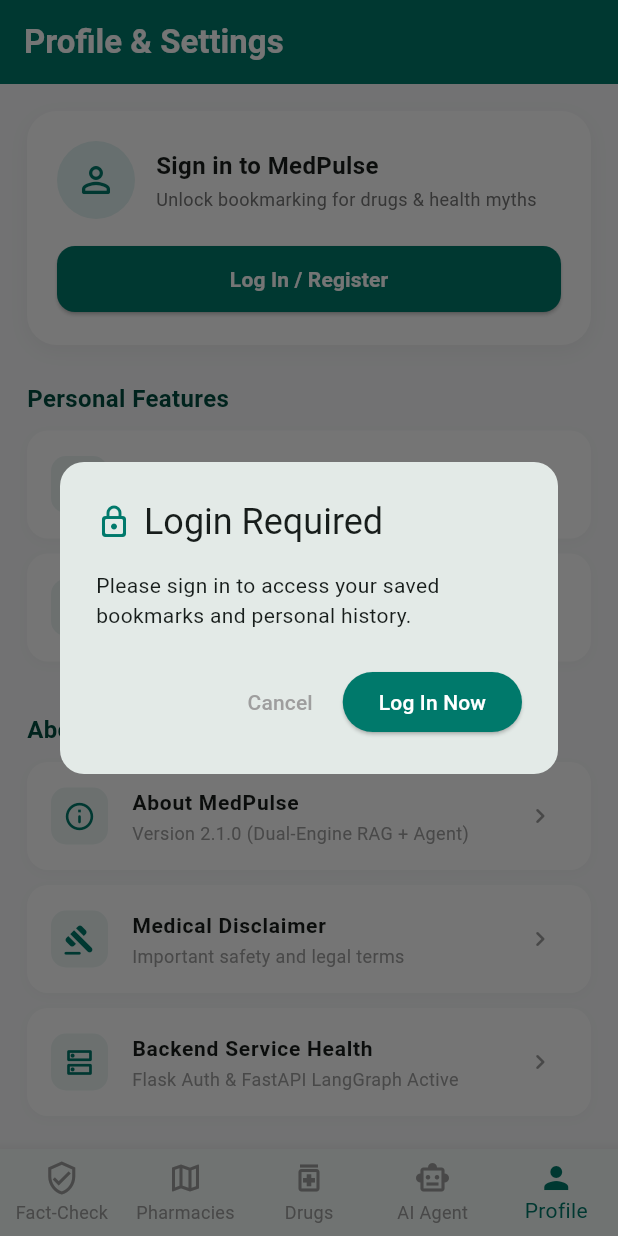
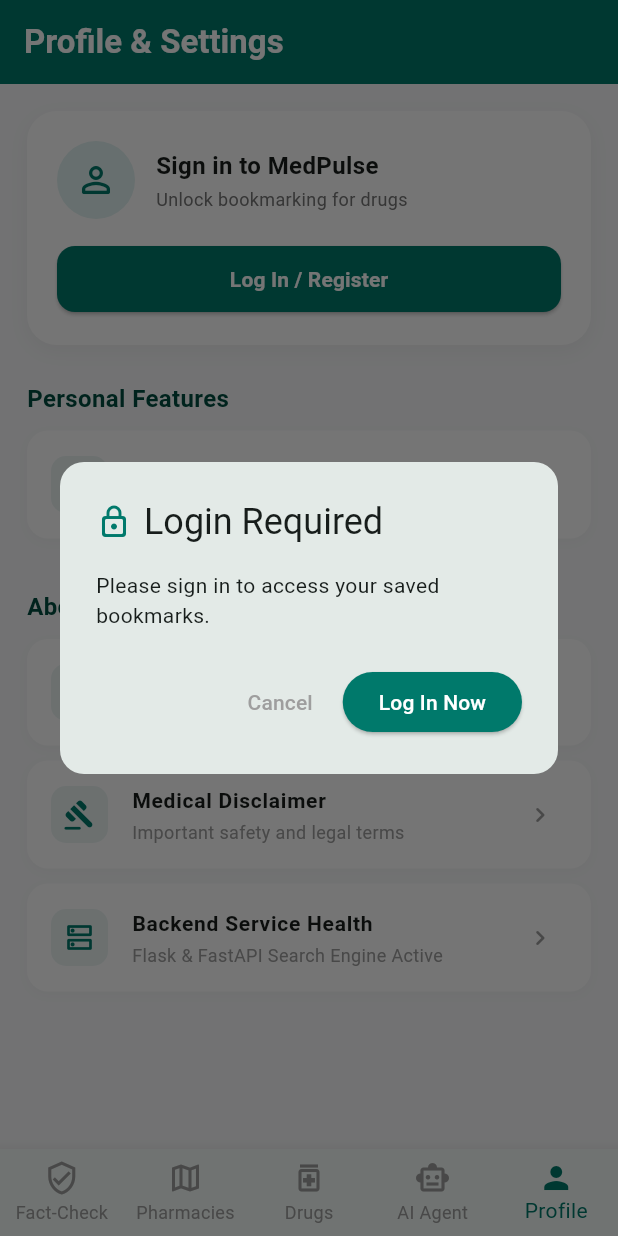
Before and after one commit to ylin1202/medpulse, a Flutter app: the screen it shows after launch, item 5 of the bottom bar chosen, after a tap on "My Bookmarks", on a phone screen of 412 x 824 dp. Run offline on Flutter 3.47's test engine with Material 3 defaults, Android fonts, the phone set to English and light mode, and no system bars; our stand-ins replace dio, flutter_dotenv, google_maps_flutter, shared_preferences; network calls fail; statements that could not run were skipped.

Commit message:
style(profile): refine profile screen UI design and layout

```diff
--- a/medpulse_flutter/lib/features/profile/presentation/profile_screen.dart
+++ b/medpulse_flutter/lib/features/profile/presentation/profile_screen.dart
@@ -1,5 +1,6 @@
 import 'package:flutter/material.dart';
 import '../../../core/auth/auth_service.dart';
+import '../../favorite/presentation/favorite_screen.dart';
 import 'auth_modal.dart';
 
 class ProfileScreen extends StatefulWidget {
@@ -17,33 +18,51 @@
   @override
   void initState() {
     super.initState();
+    // 1. 監聽全域登入狀態：一旦在藥物頁或任何地方登入/登出，立刻刷新 Profile 頁面
+    AuthService.authState.addListener(_onAuthStatusChanged);
     _checkAuthStatus();
   }
 
-  /// 檢查本地登入狀態
+  @override
+  void dispose() {
+    // 2. 銷毀時移除監聽，避免記憶體洩漏
+    AuthService.authState.removeListener(_onAuthStatusChanged);
+    super.dispose();
+  }
+
+  /// 當全域登入狀態改變時觸發
+  void _onAuthStatusChanged() {
+    _checkAuthStatus();
+  }
+
+  /// 檢查本地登入狀態並更新 Profile 資訊
   Future<void> _checkAuthStatus() async {
     final loggedIn = await AuthService().isLoggedIn();
     if (loggedIn) {
       final profile = await AuthService().getUserProfile();
+      if (mounted) {
         setState(() {
           _isLoggedIn = true;
           _username = profile['username'] ?? 'User';
           _email = profile['email'] ?? '';
         });
+      }
     } else {
+      if (mounted) {
         setState(() {
           _isLoggedIn = false;
+          _username = '';
+          _email = '';
         });
       }
     }
+  }
 
-  /// 開啟 Auth 對話框
+  // 開啟 Auth 對話框
   void _openAuthModal() {
     showDialog(
       context: context,
-      builder: (context) => AuthModal(
-        onAuthSuccess: _checkAuthStatus,
-      ),
+      builder: (context) => AuthModal(onAuthSuccess: _checkAuthStatus),
     );
   }
 
@@ -52,7 +71,10 @@
     return Scaffold(
       backgroundColor: const Color(0xFFF8F9FA),
       appBar: AppBar(
-        title: const Text('Profile & Settings', style: TextStyle(fontWeight: FontWeight.bold)),
+        title: const Text(
+          'Profile & Settings',
+          style: TextStyle(fontWeight: FontWeight.bold),
+        ),
         backgroundColor: const Color(0xFF00796B),
         foregroundColor: Colors.white,
         elevation: 0,
@@ -69,47 +91,58 @@
             // 2. 收藏與歷史紀錄區塊 (需登入)
             const Text(
               'Personal Features',
-              style: TextStyle(fontSize: 16, fontWeight: FontWeight.bold, color: Color(0xFF004D40)),
+              style: TextStyle(
+                fontSize: 16,
+                fontWeight: FontWeight.bold,
+                color: Color(0xFF004D40),
+              ),
             ),
             const SizedBox(height: 10),
             _buildFeatureTile(
               icon: Icons.bookmark_outline_rounded,
               title: 'My Bookmarks',
-              subtitle: 'Saved drugs and verified fact-checks',
+              subtitle: 'Saved drugs',
               onTap: () {
                 if (!_isLoggedIn) {
                   _showLoginRequiredDialog();
                 } else {
-                  ScaffoldMessenger.of(context).showSnackBar(
-                    const SnackBar(content: Text('Opening Bookmarks...')),
+                  Navigator.push(
+                    context,
+                    MaterialPageRoute(
+                      builder: (context) => const FavoriteScreen(),
+                    ),
                   );
                 }
               },
             ),
-            _buildFeatureTile(
-              icon: Icons.history_rounded,
-              title: 'Search & Analysis History',
-              subtitle: 'Recent queries and clinical analysis logs',
-              onTap: () {
-                if (!_isLoggedIn) {
-                  _showLoginRequiredDialog();
-                } else {
-                  // TODO: 開啟歷史紀錄
-                }
-              },
-            ),
+            // _buildFeatureTile(
+            //   icon: Icons.history_rounded,
+            //   title: 'Search & Analysis History',
+            //   subtitle: 'Recent queries and clinical analysis logs',
+            //   onTap: () {
+            //     if (!_isLoggedIn) {
+            //       _showLoginRequiredDialog();
+            //     } else {
+            //       // TODO: 開啟歷史紀錄
+            //     }
+            //   },
+            // ),
             const SizedBox(height: 24),
 
             // 3. 系統資訊與免責聲明 (無需登入即可查看)
             const Text(
               'About & System',
-              style: TextStyle(fontSize: 16, fontWeight: FontWeight.bold, color: Color(0xFF004D40)),
+              style: TextStyle(
+                fontSize: 16,
+                fontWeight: FontWeight.bold,
+                color: Color(0xFF004D40),
+              ),
             ),
             const SizedBox(height: 10),
             _buildFeatureTile(
               icon: Icons.info_outline_rounded,
               title: 'About MedPulse',
-              subtitle: 'Version 2.1.0 (Dual-Engine RAG + Agent)',
+              subtitle: 'Version 2.1.0 (Dual-Engine RAG + Metric Search)',
               onTap: () => _showAboutDialog(),
             ),
             _buildFeatureTile(
@@ -121,10 +154,12 @@
             _buildFeatureTile(
               icon: Icons.dns_outlined,
               title: 'Backend Service Health',
-              subtitle: 'Flask Auth & FastAPI LangGraph Active',
+              subtitle: 'Flask & FastAPI Search Engine Active',
               onTap: () {
                 ScaffoldMessenger.of(context).showSnackBar(
-                  const SnackBar(content: Text('Flask (JWT) & FastAPI Services Running')),
+                  const SnackBar(
+                    content: Text('Flask & FastAPI Services Running'),
+                  ),
                 );
               },
             ),
@@ -136,15 +171,23 @@
                 width: double.infinity,
                 child: OutlinedButton.icon(
                   onPressed: () async {
-                    await AuthService().logout();
-                    _checkAuthStatus();
+                    await AuthService()
+                        .logout(); // 執行完 logout 後，authState 的廣播會自動將 _isLoggedIn 刷為 false
                   },
                   icon: const Icon(Icons.logout_rounded, color: Colors.red),
-                  label: const Text('Log Out', style: TextStyle(color: Colors.red, fontWeight: FontWeight.bold)),
+                  label: const Text(
+                    'Log Out',
+                    style: TextStyle(
+                      color: Colors.red,
+                      fontWeight: FontWeight.bold,
+                    ),
+                  ),
                   style: OutlinedButton.styleFrom(
                     side: const BorderSide(color: Colors.red),
                     padding: const EdgeInsets.symmetric(vertical: 12),
-                    shape: RoundedRectangleBorder(borderRadius: BorderRadius.circular(12)),
+                    shape: RoundedRectangleBorder(
+                      borderRadius: BorderRadius.circular(12),
+                    ),
                   ),
                 ),
               ),
@@ -175,8 +218,14 @@
                   radius: 30,
                   backgroundColor: const Color(0xFF00796B),
                   child: Text(
-                    _username.isNotEmpty ? _username.substring(0, 1).toUpperCase() : 'U',
-                    style: const TextStyle(fontSize: 24, color: Colors.white, fontWeight: FontWeight.bold),
+                    _username.isNotEmpty
+                        ? _username.substring(0, 1).toUpperCase()
+                        : 'U',
+                    style: const TextStyle(
+                      fontSize: 24,
+                      color: Colors.white,
+                      fontWeight: FontWeight.bold,
+                    ),
                   ),
                 ),
                 const SizedBox(width: 16),
@@ -184,9 +233,18 @@
                   child: Column(
                     crossAxisAlignment: CrossAxisAlignment.start,
                     children: [
-                      Text(_username, style: const TextStyle(fontSize: 18, fontWeight: FontWeight.bold)),
+                      Text(
+                        _username,
+                        style: const TextStyle(
+                          fontSize: 18,
+                          fontWeight: FontWeight.bold,
+                        ),
+                      ),
                       const SizedBox(height: 4),
-                      Text(_email, style: TextStyle(color: Colors.grey[600], fontSize: 13)),
+                      Text(
+                        _email,
+                        style: TextStyle(color: Colors.grey[600], fontSize: 13),
+                      ),
                     ],
                   ),
                 ),
@@ -199,16 +257,32 @@
                     CircleAvatar(
                       radius: 26,
                       backgroundColor: Colors.teal[50],
-                      child: const Icon(Icons.person_outline_rounded, color: Color(0xFF00796B), size: 28),
+                      child: const Icon(
+                        Icons.person_outline_rounded,
+                        color: Color(0xFF00796B),
+                        size: 28,
+                      ),
                     ),
                     const SizedBox(width: 14),
                     Expanded(
                       child: Column(
                         crossAxisAlignment: CrossAxisAlignment.start,
                         children: [
-                          const Text('Sign in to MedPulse', style: TextStyle(fontSize: 16, fontWeight: FontWeight.bold)),
+                          const Text(
+                            'Sign in to MedPulse',
+                            style: TextStyle(
+                              fontSize: 16,
+                              fontWeight: FontWeight.bold,
+                            ),
+                          ),
                           const SizedBox(height: 2),
-                          Text('Unlock bookmarking for drugs & health myths', style: TextStyle(color: Colors.grey[600], fontSize: 12)),
+                          Text(
+                            'Unlock bookmarking for drugs',
+                            style: TextStyle(
+                              color: Colors.grey[600],
+                              fontSize: 12,
+                            ),
+                          ),
                         ],
                       ),
                     ),
@@ -222,10 +296,15 @@
                     style: ElevatedButton.styleFrom(
                       backgroundColor: const Color(0xFF00796B),
                       foregroundColor: Colors.white,
-                      shape: RoundedRectangleBorder(borderRadius: BorderRadius.circular(12)),
+                      shape: RoundedRectangleBorder(
+                        borderRadius: BorderRadius.circular(12),
+                      ),
                       padding: const EdgeInsets.symmetric(vertical: 12),
                     ),
-                    child: const Text('Log In / Register', style: TextStyle(fontWeight: FontWeight.bold)),
+                    child: const Text(
+                      'Log In / Register',
+                      style: TextStyle(fontWeight: FontWeight.bold),
+                    ),
                   ),
                 ),
               ],
@@ -263,9 +342,19 @@
           ),
           child: Icon(icon, color: const Color(0xFF00796B), size: 22),
         ),
-        title: Text(title, style: const TextStyle(fontWeight: FontWeight.bold, fontSize: 14)),
-        subtitle: Text(subtitle, style: TextStyle(color: Colors.grey[500], fontSize: 12)),
-        trailing: const Icon(Icons.chevron_right_rounded, color: Colors.grey, size: 20),
+        title: Text(
+          title,
+          style: const TextStyle(fontWeight: FontWeight.bold, fontSize: 14),
+        ),
+        subtitle: Text(
+          subtitle,
+          style: TextStyle(color: Colors.grey[500], fontSize: 12),
+        ),
+        trailing: const Icon(
+          Icons.chevron_right_rounded,
+          color: Colors.grey,
+          size: 20,
+        ),
       ),
     );
   }
@@ -282,7 +371,9 @@
             Text('Login Required'),
           ],
         ),
-        content: const Text('Please sign in to access your saved bookmarks and personal history.'),
+        content: const Text(
+          'Please sign in to access your saved bookmarks.',
+        ),
         actions: [
           TextButton(
             onPressed: () => Navigator.pop(context),
@@ -291,7 +382,22 @@
           ElevatedButton(
             onPressed: () {
               Navigator.pop(context);
-              _openAuthModal();
+              showDialog(
+                context: context,
+                builder: (context) => AuthModal(
+                  onAuthSuccess: () async {
+                    await _checkAuthStatus();
+                    if (mounted) {
+                      Navigator.push(
+                        context,
+                        MaterialPageRoute(
+                          builder: (context) => const FavoriteScreen(),
+                        ),
+                      );
+                    }
+                  },
+                ),
+              );
             },
             style: ElevatedButton.styleFrom(
               backgroundColor: const Color(0xFF00796B),
@@ -309,9 +415,15 @@
       context: context,
       applicationName: 'MedPulse',
       applicationVersion: '2.1.0',
-      applicationIcon: const Icon(Icons.reviews, size: 40, color: Color(0xFF00796B)),
+      applicationIcon: const Icon(
+        Icons.reviews,
+        size: 40,
+        color: Color(0xFF00796B),
+      ),
       children: const [
-        Text('MedPulse is an intelligent healthcare platform integrating Dual-RAG architecture, fine-tuned LLMs, and real-time pharmacy navigation.'),
+        Text(
+          'MedPulse is a health information search platform integrating Dual-RAG architecture, Lab Metric search, and pharmacy information.',
+        ),
       ],
     );
   }
@@ -331,7 +443,7 @@
         content: const SingleChildScrollView(
           child: Text(
             '1. Educational Purpose Only: MedPulse is designed strictly for informational and educational purposes.\n\n'
-            '2. Not Professional Medical Advice: AI analysis, drug facts, and fact-checking results generated by this app do NOT constitute professional medical advice, diagnosis, or treatment.\n\n'
+            '2. Not Professional Medical Advice: Lab metric search results, drug information, and fact-checking data in this app do NOT constitute medical advice, diagnosis, or treatment.\n\n' // 👈 已修改
             '3. Consult Professionals: Always seek the advice of a qualified healthcare provider for any questions regarding a medical condition.',
             style: TextStyle(fontSize: 13, height: 1.5),
           ),
```
Lines whose indentation alone changed are shown as unchanged.
